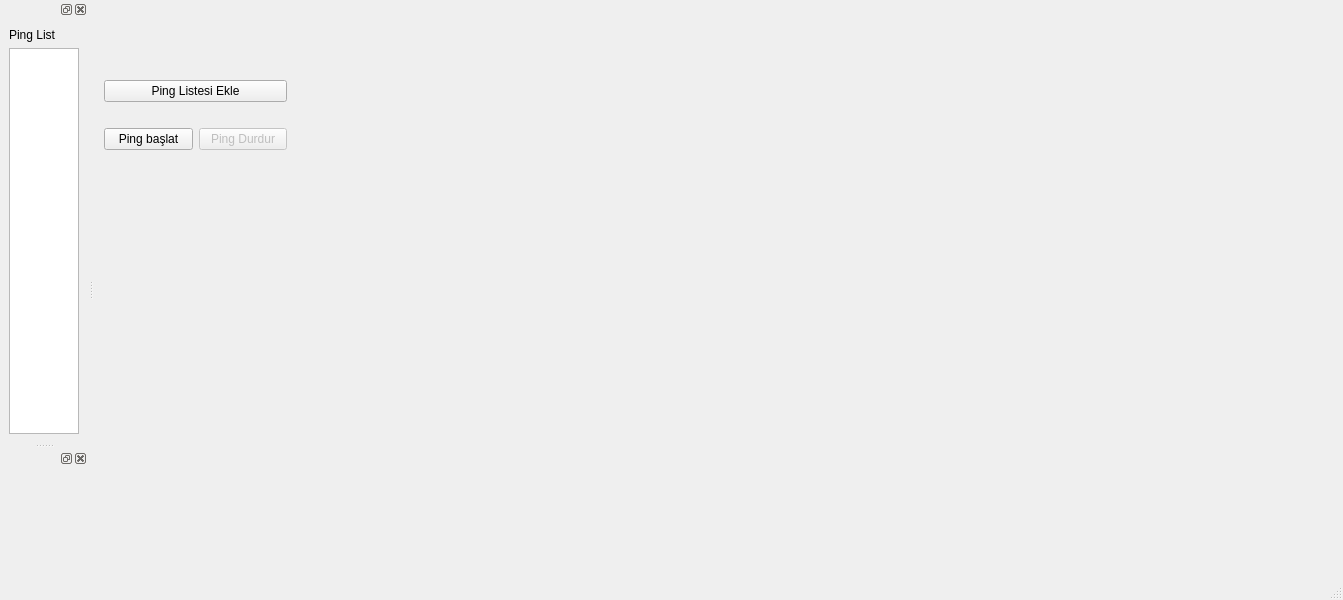
The window that QTDesigns/MainWindow.ui (Gorkembukel/MonitorNetworkConnectivity) describes before a commit, drawn with Qt 5.
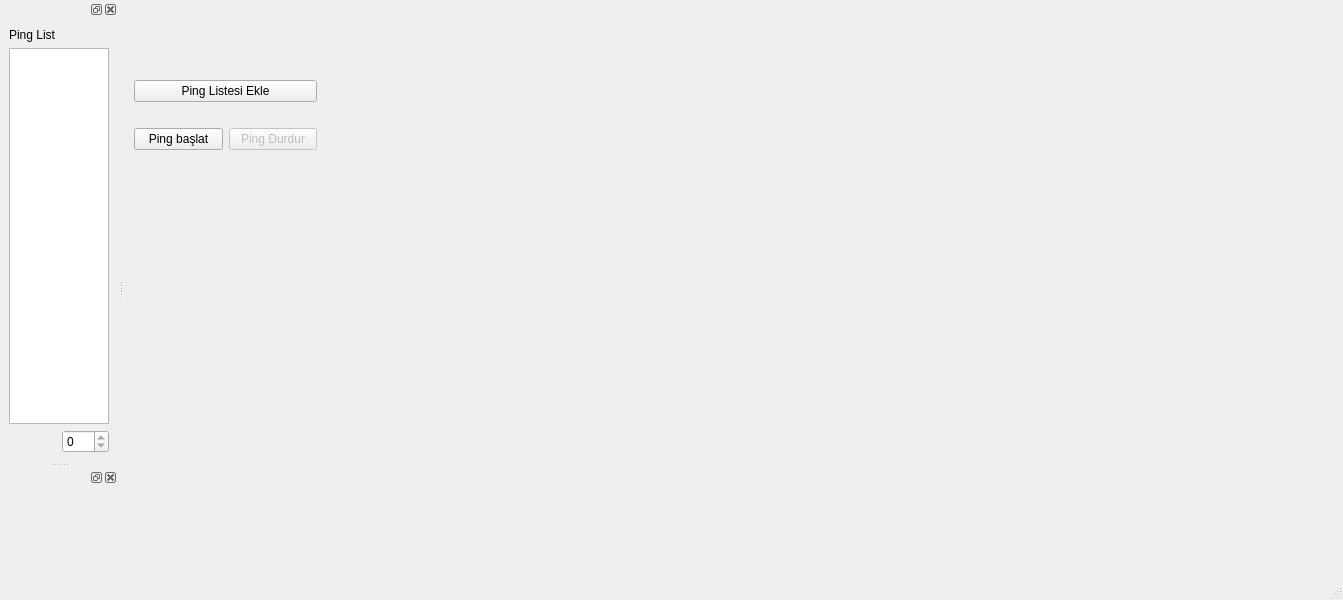
The same window after the commit.

Patch:
```diff
--- a/QTDesigns/MainWindow.ui
+++ b/QTDesigns/MainWindow.ui
@@ -96,21 +96,44 @@
     <number>1</number>
    </attribute>
    <widget class="QWidget" name="dockWidgetContents">
-    <layout class="QVBoxLayout" name="verticalLayout">
-     <item>
-      <widget class="QLabel" name="label">
-       <property name="text">
-        <string>Ping List</string>
+    <layout class="QGridLayout" name="gridLayout">
+     <item row="3" column="1">
+      <widget class="QSpinBox" name="spinBox_threadCount">
+       <property name="readOnly">
+        <bool>true</bool>
+       </property>
+       <property name="maximum">
+        <number>999</number>
        </property>
       </widget>
      </item>
-     <item>
+     <item row="3" column="0">
+      <spacer name="horizontalSpacer">
+       <property name="orientation">
+        <enum>Qt::Horizontal</enum>
+       </property>
+       <property name="sizeHint" stdset="0">
+        <size>
+         <width>40</width>
+         <height>20</height>
+        </size>
+       </property>
+      </spacer>
+     </item>
+     <item row="1" column="0" colspan="2">
       <widget class="QTableWidget" name="tableTarget">
        <property name="sizeAdjustPolicy">
         <enum>QAbstractScrollArea::AdjustToContents</enum>
        </property>
       </widget>
      </item>
+     <item row="0" column="0">
+      <widget class="QLabel" name="label">
+       <property name="text">
+        <string>Ping List</string>
+       </property>
+      </widget>
+     </item>
     </layout>
    </widget>
   </widget>
```
